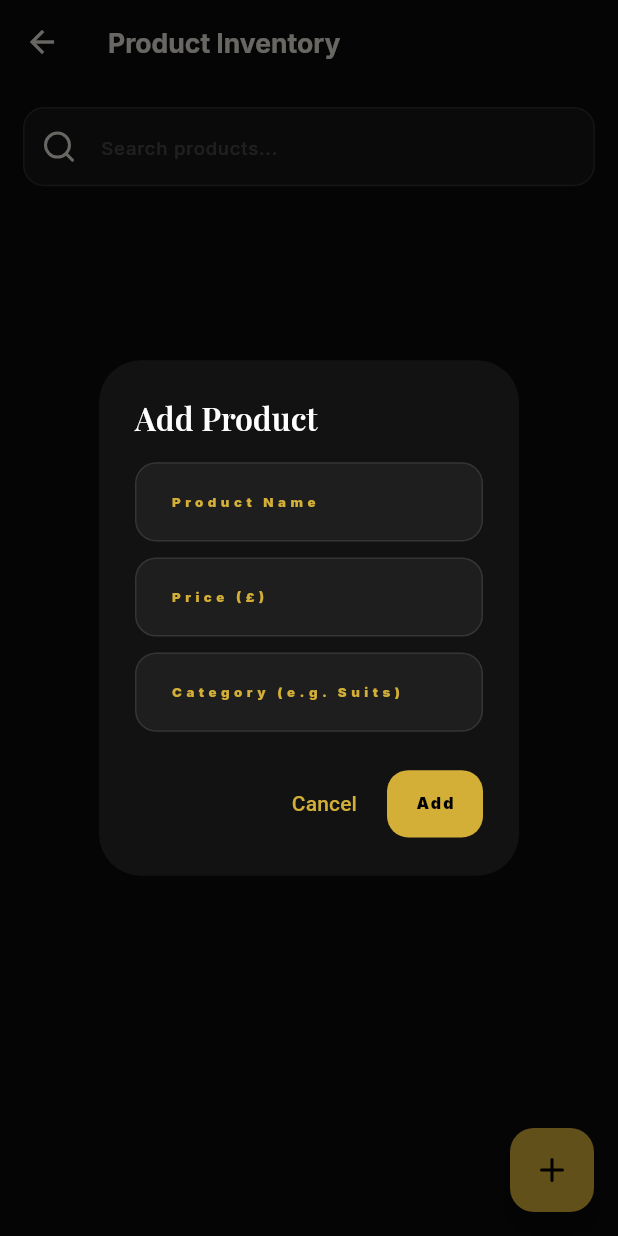
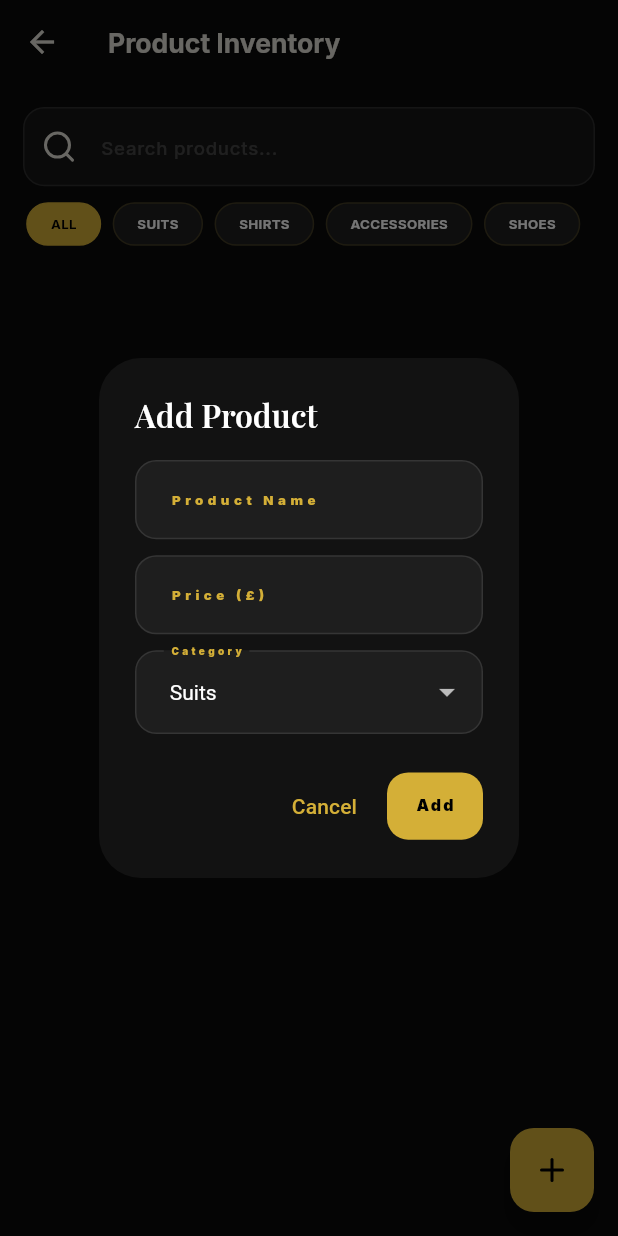
Before and after one commit to mrrajrumel/suit-pro-rewards, a Flutter app: the ManageProductsScreen screen opened by its route, after a tap on an icon or button, on a phone screen of 412 x 824 dp. Run offline on Flutter 3.47's test engine with Material 3 defaults, Android fonts, the phone set to English and light mode, and no system bars; our stand-ins replace cloud_firestore, dio, firebase_auth, firebase_core, flutter_animate, flutter_riverpod and 10 more; missing offline and left inert: android_play_install_referrer; accounts and stored records are empty; network calls fail.

Commit message:
Feature: Added Admin Global Settings, dynamic Master Voucher system, Product category filtering, and linked remaining dashboard tasks.

```diff
--- a/lib/routes/app_router.dart
+++ b/lib/routes/app_router.dart
@@ -16,6 +16,7 @@ import 'package:suit_pro_rewards_flutter/screens/admin/manage_users_screen.dart'
 import 'package:suit_pro_rewards_flutter/screens/admin/admin_edit_user_screen.dart';
 import 'package:suit_pro_rewards_flutter/screens/admin/manage_vouchers_screen.dart';
 import 'package:suit_pro_rewards_flutter/screens/admin/manage_products_screen.dart';
+import 'package:suit_pro_rewards_flutter/screens/admin/admin_settings_screen.dart';
 import 'package:suit_pro_rewards_flutter/models/app/user.dart';
 import 'package:suit_pro_rewards_flutter/providers/user_provider.dart';
 import 'package:flutter_riverpod/flutter_riverpod.dart';
@@ -129,7 +130,7 @@ class AppRouter {
           ),
           GoRoute(
             path: 'settings',
-            builder: (context, state) => const PlaceholderScreen(title: 'Settings'),
+            builder: (context, state) => const AdminSettingsScreen(),
           ),
         ],
       ),
--- a/lib/screens/admin/manage_products_screen.dart
+++ b/lib/screens/admin/manage_products_screen.dart
@@ -14,6 +14,9 @@ class ManageProductsScreen extends ConsumerStatefulWidget {
 
 class _ManageProductsScreenState extends ConsumerState<ManageProductsScreen> {
   String _searchQuery = '';
+  String _categoryFilter = 'all';
+
+  final List<String> _categories = ['all', 'Suits', 'Shirts', 'Accessories', 'Shoes'];
 
   void _addProduct() {
     showDialog(
@@ -21,8 +24,10 @@ class _ManageProductsScreenState extends ConsumerState<ManageProductsScreen> {
       builder: (ctx) {
         final nameController = TextEditingController();
         final priceController = TextEditingController();
-        final categoryController = TextEditingController();
+        String selectedCategory = _categories[1]; // Default to first non-'all' category
 
+        return StatefulBuilder(
+          builder: (context, setDialogState) {
             return AlertDialog(
               backgroundColor: AppTheme.card,
               title: const Text('Add Product', style: TextStyle(color: Colors.white)),
@@ -42,10 +47,15 @@ class _ManageProductsScreenState extends ConsumerState<ManageProductsScreen> {
                     decoration: const InputDecoration(labelText: 'Price (£)'),
                   ),
                   SizedBox(height: 12.h),
-              TextField(
-                controller: categoryController,
+                  DropdownButtonFormField<String>(
+                    value: selectedCategory,
+                    dropdownColor: AppTheme.card,
                     style: const TextStyle(color: Colors.white),
-                decoration: const InputDecoration(labelText: 'Category (e.g. Suits)'),
+                    decoration: const InputDecoration(labelText: 'Category'),
+                    items: _categories.where((c) => c != 'all').map((cat) {
+                      return DropdownMenuItem(value: cat, child: Text(cat));
+                    }).toList(),
+                    onChanged: (v) => setDialogState(() => selectedCategory = v!),
                   ),
                 ],
               ),
@@ -58,7 +68,7 @@ class _ManageProductsScreenState extends ConsumerState<ManageProductsScreen> {
                     await FirebaseFirestore.instance.collection('custom_products').add({
                       'name': nameController.text.trim(),
                       'price': double.tryParse(priceController.text) ?? 0.0,
-                  'category': categoryController.text.trim(),
+                      'category': selectedCategory,
                       'created_at': FieldValue.serverTimestamp(),
                     });
 
@@ -67,6 +77,8 @@ class _ManageProductsScreenState extends ConsumerState<ManageProductsScreen> {
                   child: const Text('Add'),
                 ),
               ],
+            );
+          }
         );
       },
     );
@@ -85,12 +97,23 @@ class _ManageProductsScreenState extends ConsumerState<ManageProductsScreen> {
         children: [
           Padding(
             padding: EdgeInsets.all(16.w),
-            child: TextField(
+            child: Column(
+              children: [
+                TextField(
                   decoration: const InputDecoration(
                     hintText: 'Search products...',
                     prefixIcon: Icon(LucideIcons.search),
                   ),
                   onChanged: (v) => setState(() => _searchQuery = v.toLowerCase()),
+                ),
+                SizedBox(height: 12.h),
+                SingleChildScrollView(
+                  scrollDirection: Axis.horizontal,
+                  child: Row(
+                    children: _categories.map((cat) => _buildCategoryChip(cat)).toList(),
+                  ),
+                ),
+              ],
             ),
           ),
           Expanded(
@@ -101,10 +124,12 @@ class _ManageProductsScreenState extends ConsumerState<ManageProductsScreen> {
 
                 final products = snapshot.data!.docs.where((doc) {
                   final data = doc.data() as Map<String, dynamic>;
-                  return data['name'].toString().toLowerCase().contains(_searchQuery);
+                  final matchesSearch = data['name'].toString().toLowerCase().contains(_searchQuery);
+                  final matchesCategory = _categoryFilter == 'all' || data['category'] == _categoryFilter;
+                  return matchesSearch && matchesCategory;
                 }).toList();
 
-                if (products.isEmpty) return const Center(child: Text('No products found.'));
+                if (products.isEmpty) return const Center(child: Text('No matching products found.', style: TextStyle(color: AppTheme.mutedForeground)));
 
                 return GridView.builder(
                   padding: EdgeInsets.symmetric(horizontal: 16.w),
@@ -163,4 +188,28 @@ class _ManageProductsScreenState extends ConsumerState<ManageProductsScreen> {
       ),
     );
   }
+
+  Widget _buildCategoryChip(String cat) {
+    final bool isSelected = _categoryFilter == cat;
+    return GestureDetector(
+      onTap: () => setState(() => _categoryFilter = cat),
+      child: Container(
+        margin: EdgeInsets.only(right: 8.w),
+        padding: EdgeInsets.symmetric(horizontal: 16.w, vertical: 8.h),
+        decoration: BoxDecoration(
+          color: isSelected ? AppTheme.gold : AppTheme.secondary,
+          borderRadius: BorderRadius.circular(20.r),
+          border: Border.all(color: isSelected ? AppTheme.gold : AppTheme.gold.withValues(alpha: 0.2)),
+        ),
+        child: Text(
+          cat.toUpperCase(),
+          style: TextStyle(
+            color: isSelected ? Colors.black : Colors.white,
+            fontSize: 10.sp,
+            fontWeight: FontWeight.bold,
+          ),
+        ),
+      ),
+    );
   }
+}
```
Also changed, not shown: lib/screens/admin/admin_settings_screen.dart (added, +217 -0 lines), lib/screens/admin/manage_vouchers_screen.dart (+42 -5 lines), lib/screens/app/rewards_screen.dart (+64 -40 lines). Lines whose indentation alone changed are shown as unchanged.
